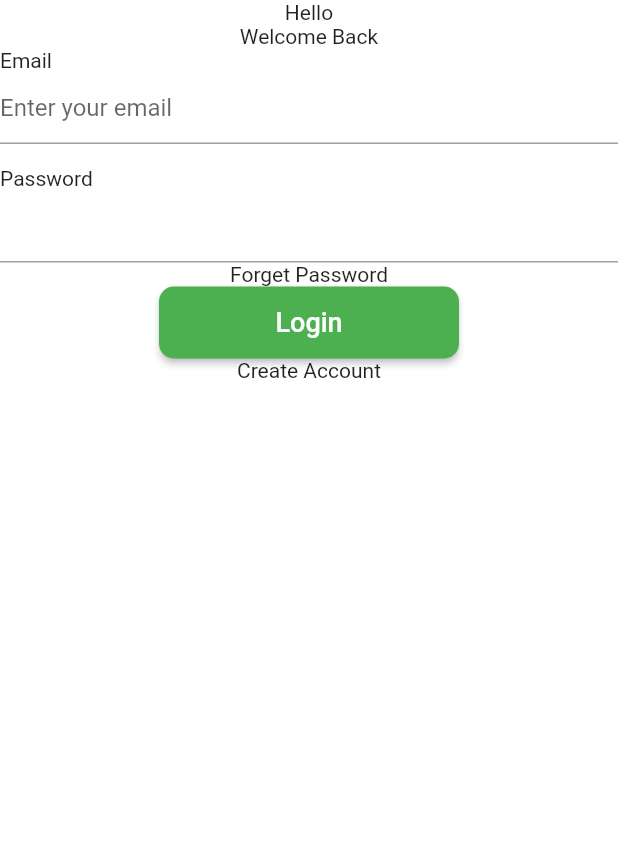
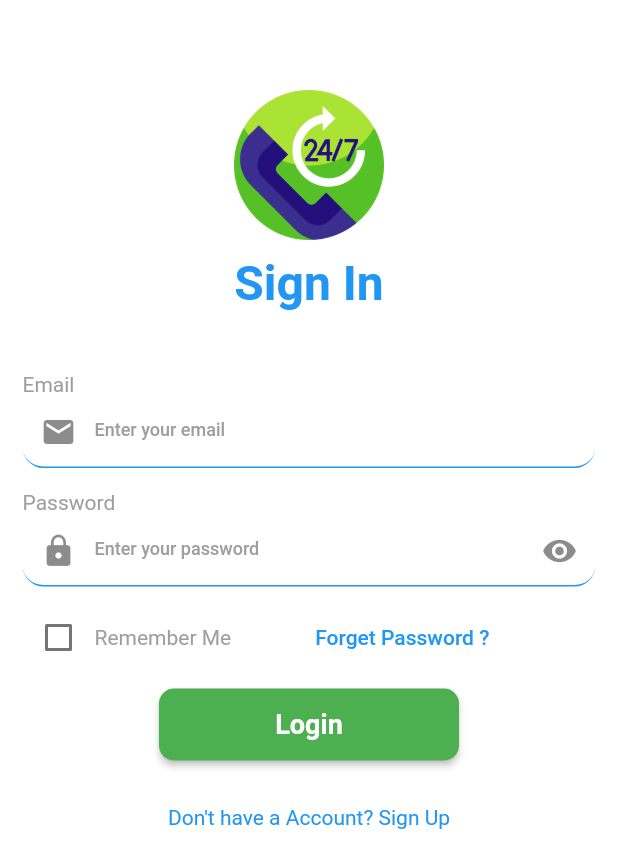
Before and after one commit to ianishthakur/Boilerplate, a Flutter app: the LoginWidget screen opened directly, on a phone screen of 412 x 824 dp. Shown: the top 868 px of the screen. Run offline on Flutter 3.47's test engine with Material 2 defaults, Android fonts, the phone set to English and light mode, and no system bars; our stand-ins replace bloc, connectivity, device_preview, dio, easy_localization, equatable and 9 more; accounts and stored records are empty; Roboto replaces fonts that are missing (Montserrat).

Commit message:
login page setup

```diff
--- a/april_proj/lib/common/constant/assets.dart
+++ b/april_proj/lib/common/constant/assets.dart
@@ -3,7 +3,7 @@ class Assets {
   static const _iconsPath = "assets/icons/";
   //splash
 
-  static const splashIcons = _iconsPath + "call.png";
+  static const icons = _iconsPath + "call.png";
 
   //Icons
 
--- a/april_proj/lib/common/constant/strings.dart
+++ b/april_proj/lib/common/constant/strings.dart
@@ -1,5 +1,11 @@
+import 'package:flutter/cupertino.dart';
+import 'package:flutter/material.dart';
+
 class Strings {
   static const APP_TITLE = "Galaxy 4k";
+
+  //Splash Screen
+  static const splashtitle = "Every Solutions in one click";
 
   //Onboarding Texts
   static const onboading1Title = "Welcome to GharSubidha App";
@@ -13,7 +19,7 @@ class Strings {
       "Our App is super friendly and kind. Welcome here! ";
 
   //LogIn Page
-  static const hello = "Hello";
+  static const signin = "Sign In";
   static const welcomeBack = "Welcome Back";
   static const emailLable = "Email";
   static const passwordLable = "Password";
@@ -21,7 +27,12 @@ class Strings {
   static const emailHint = "Enter your email";
   static const passwordHint = "Enter your password";
   static const hide = "Hide";
-  static const forgetPassword = "Forget Password";
-  static const createdAccount = "Create Account";
+  static const remberme = "Remember Me";
+  static const forgetPassword = "Forget Password ?";
+  static const signUp = "Don't have a Account? Sign Up";
   static const loginText = "Login";
 }
+
+class UiColors {
+  static const textColor = "";
+}
--- a/april_proj/lib/common/widget/textfield/common_textfield.dart
+++ b/april_proj/lib/common/widget/textfield/common_textfield.dart
@@ -1,8 +1,8 @@
 import 'package:flutter/material.dart';
 
 class CommonTextField extends StatelessWidget {
-  const CommonTextField(
-      {Key? key,
+  const CommonTextField({
+    Key? key,
     required this.controller,
     this.obscureText = false,
     this.validator,
@@ -12,8 +12,8 @@ class CommonTextField extends StatelessWidget {
     this.textInputAction = TextInputAction.next,
     this.keyboardType = TextInputType.text,
     this.prefixIcon,
-      required this.label,})
-      : super(key: key);
+    required this.label,
+  }) : super(key: key);
 
   final TextEditingController controller;
   final bool obscureText;
@@ -30,17 +30,29 @@ class CommonTextField extends StatelessWidget {
     return Column(
       crossAxisAlignment: CrossAxisAlignment.start,
       children: [
-        Text(label),
+        Text(label, style: TextStyle(color: Colors.grey)),
         TextFormField(
           autovalidateMode: AutovalidateMode.disabled,
           controller: controller,
           obscureText: obscureText,
           validator: validator,
           focusNode: focusNode,
+          style: TextStyle(fontWeight: FontWeight.w500),
           decoration: InputDecoration(
             hintText: hintText,
+            hintStyle: TextStyle(fontSize: (12), color: Colors.grey),
             focusedBorder: UnderlineInputBorder(
-                  borderSide: BorderSide(color: Colors.black))),
+              borderSide: BorderSide(color: Colors.black, width: 1),
+            ),
+            enabledBorder: UnderlineInputBorder(
+                borderSide: BorderSide(width: 1, color: Colors.blue),
+                borderRadius: BorderRadius.circular(14)),
+            errorBorder: UnderlineInputBorder(
+                borderSide: BorderSide(width: 1, color: Colors.red),
+                borderRadius: BorderRadius.circular(14)),
+            suffixIcon: suffixIcon,
+            prefixIcon: prefixIcon,
+          ),
         ),
       ],
     );
--- a/april_proj/lib/feature/authentication/ui/widget/login_widget.dart
+++ b/april_proj/lib/feature/authentication/ui/widget/login_widget.dart
@@ -1,6 +1,7 @@
 import 'package:boilerplate/common/widget/textfield/common_textfield.dart';
 import 'package:flutter/material.dart';
 
+import '../../../../common/constant/assets.dart';
 import '../../../../common/constant/strings.dart';
 
 class LoginWidget extends StatefulWidget {
@@ -11,19 +12,38 @@ class LoginWidget extends StatefulWidget {
 }
 
 class _LoginWidgetState extends State<LoginWidget> {
+  bool checkBox = false;
   bool hidePassword = true;
   final emailController = TextEditingController();
   final passwordController = TextEditingController();
-
 
   @override
   Widget build(BuildContext context) {
     return Scaffold(
       body: SafeArea(
-          child: Column(
+        child: Padding(
+          padding: const EdgeInsets.symmetric(horizontal: 15.0),
+          child: SingleChildScrollView(
+            child: Column(children: [
+              SizedBox(
+                height: 60,
+              ),
+              Column(
                 children: [
-          Text(Strings.hello),
-          Text(Strings.welcomeBack),
+                  Image.asset(Assets.icons, height: 100, width: 150),
+                  SizedBox(
+                    height: 10,
+                  ),
+                  Text(
+                    Strings.signin,
+                    style: TextStyle(
+                        fontSize: 32,
+                        fontWeight: FontWeight.bold,
+                        color: Colors.blue),
+                  ),
+                ],
+              ),
+              SizedBox(height: 40),
               CommonTextField(
                 controller: emailController,
                 keyboardType: TextInputType.emailAddress,
@@ -35,6 +55,7 @@ class _LoginWidgetState extends State<LoginWidget> {
               SizedBox(height: 15),
               CommonTextField(
                 controller: passwordController,
+                hintText: Strings.passwordHint,
                 label: Strings.passwordLable,
                 obscureText: hidePassword,
                 validator: (val) {
@@ -51,26 +72,70 @@ class _LoginWidgetState extends State<LoginWidget> {
                     hidePassword = !hidePassword;
                     setState(() {});
                   },
-                child: Text(hidePassword ==true ? Strings.show:Strings.hide),
+                  child: Icon(hidePassword == true
+                      ? Icons.visibility
+                      : Icons.visibility_off),
                 ),
               ),
-          Text(Strings.forgetPassword,),
-
-          MaterialButton(onPressed: (){},
+              SizedBox(
+                height: 10,
+              ),
+              Row(
+                children: [
+                  Container(
+                    child: Checkbox(
+                      value: checkBox,
+                      onChanged: (bool? value) {
+                        print(value);
+                        setState(() {
+                          checkBox = value!;
+                        });
+                      },
+                    ),
+                  ),
+                  Container(
+                    child: Text(Strings.remberme,
+                        style: TextStyle(color: Colors.grey)),
+                  ),
+                  SizedBox(width: 40),
+                  Container(
+                    child: MaterialButton(
+                      onPressed: () {},
+                      child: Text(
+                        Strings.forgetPassword,
+                        style: TextStyle(
+                          color: Colors.blue,
+                        ),
+                      ),
+                    ),
+                  )
+                ],
+              ),
+              SizedBox(height: 10),
+              MaterialButton(
+                onPressed: () {},
                 color: Colors.green,
                 minWidth: 200,
                 height: 48,
-          shape: RoundedRectangleBorder(borderRadius:BorderRadius.circular(10)),
-          child: Text(Strings.loginText,
-          style: TextStyle(color: Colors.white,fontSize: 18),),
-          ),
-          Text(Strings.createdAccount),
-
-        ]
+                shape: RoundedRectangleBorder(
+                    borderRadius: BorderRadius.circular(10)),
+                child: Text(
+                  Strings.loginText,
+                  style: TextStyle(
+                      color: Colors.white,
+                      fontSize: 18,
+                      fontWeight: FontWeight.bold),
                 ),
               ),
-
+              SizedBox(height: 30),
+              Text(
+                Strings.signUp,
+                style: TextStyle(color: Colors.blue),
+              ),
+            ]),
+          ),
+        ),
+      ),
     );
-
   }
 }
--- a/april_proj/lib/feature/onboard/ui/widget/splash_widget.dart
+++ b/april_proj/lib/feature/onboard/ui/widget/splash_widget.dart
@@ -1,6 +1,7 @@
 import 'package:flutter/material.dart';
 
 import '../../../../common/constant/assets.dart';
+import '../../../../common/constant/strings.dart';
 
 class SplashWidget extends StatelessWidget {
   @override
@@ -12,14 +13,22 @@ class SplashWidget extends StatelessWidget {
         child: Column(
           mainAxisAlignment: MainAxisAlignment.center,
           children: [
-            Image.asset(Assets.splashIcons, height: 200, width: 200),
+            Image.asset(Assets.icons, height: 200, width: 200),
             SizedBox(
-              height: 20,
+              height: 30,
+            ),
+            Text(
+              Strings.splashtitle,
+              style:
+                  TextStyle(fontSize: 18, decorationColor: Colors.greenAccent),
+            ),
+            SizedBox(
+              height: 50,
             ),
             CircularProgressIndicator(
               strokeWidth: 3,
               color: Colors.green,
-            )
+            ),
           ],
         ),
       ),
--- a/april_proj/pubspec.yaml
+++ b/april_proj/pubspec.yaml
@@ -52,7 +52,7 @@ dependencies:
   file_picker: ^3.0.1
 
   # localization
-  easy_localization: ^3.0.0
+  easy_localization: ^3.0.1
 
   #github forks
 
```
Lines whose indentation alone changed are shown as unchanged.
